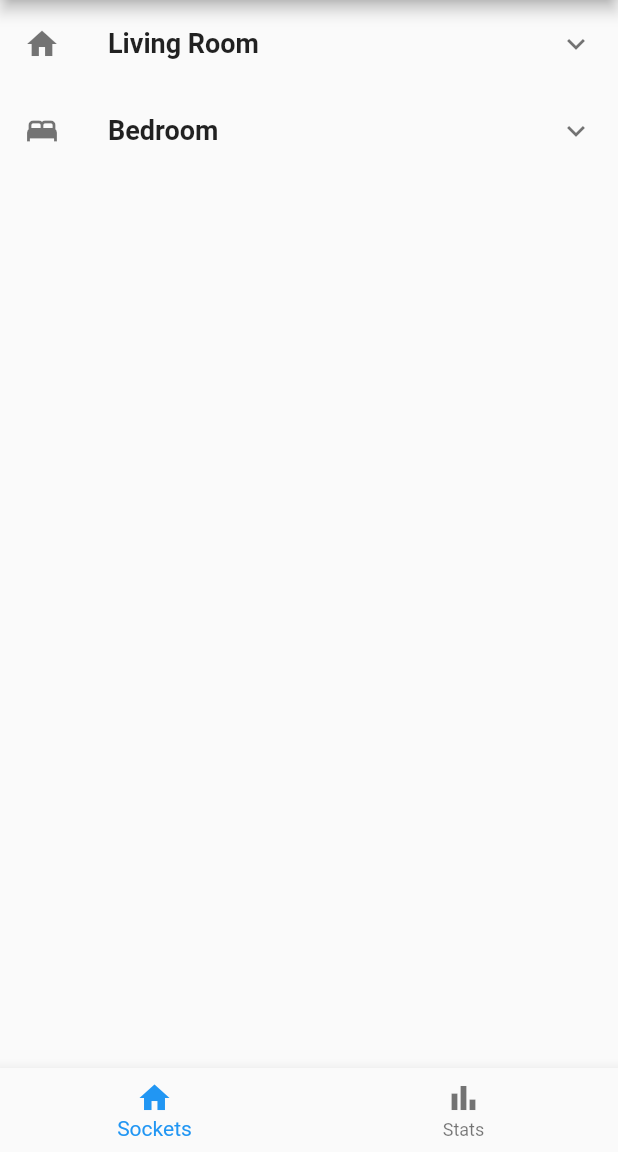
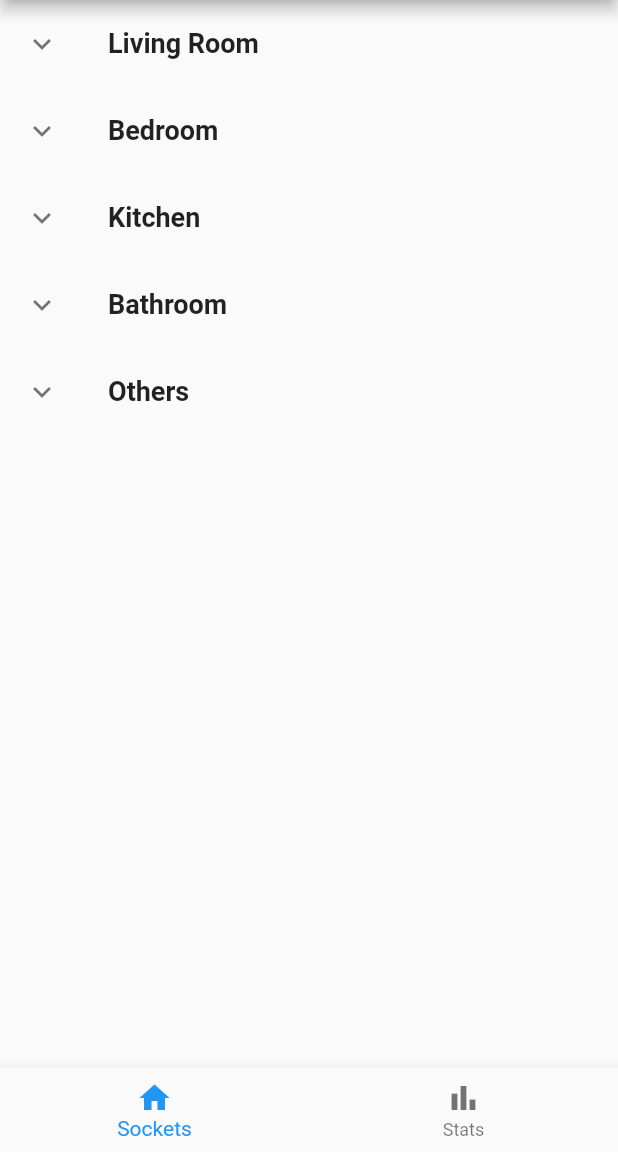
Before and after one commit to IoTPowerConsumptionAnalysisTeam/power_consumption_analyzer_frontend, a Flutter app: the screen it shows after launch, on a phone screen of 412 x 824 dp, the part 84-1236 px from its top. Run offline on Flutter 3.47's test engine with Material 2 defaults, Android fonts, the light colour scheme and no system bars; our stand-ins replace get_it.

Commit message:
feat: show all socket

```diff
--- a/lib/main.dart
+++ b/lib/main.dart
@@ -1,7 +1,15 @@
 import 'package:flutter/material.dart';
+import 'package:get_it/get_it.dart';
 import 'package:power_consumption_analyzer_frontend/login.dart';
+import 'package:power_consumption_analyzer_frontend/power_socket/power_socket.dart';
+import 'package:power_consumption_analyzer_frontend/power_socket/power_socket_category.dart';
+import 'package:power_consumption_analyzer_frontend/power_socket/power_socket_category_manager.dart';
+import 'package:power_consumption_analyzer_frontend/power_socket/power_socket_manager.dart';
 
 void main() {
+  GetIt.I.registerSingleton<PowerSocketCategoryManager>(
+      PowerSocketCategoryManager());
+  GetIt.I.registerSingleton<PowerSocketManager>(PowerSocketManager());
   runApp(const MyApp());
 }
 
@@ -81,11 +89,16 @@ class _MyHomePageState extends State<MyHomePage> {
   void initState() {
     super.initState();
     _widgetOptions = <Widget>[
-      ListView.builder(
-        itemCount: dataList.length,
-        itemBuilder: (context, index) {
-          Menu menu = Menu.fromJson(dataList[index]);
-          return _buildList(menu);
+      FutureBuilder(
+        future: PowerSocketCategoryManager.I.fetchAllCategory(),
+        builder: (context, snapshot) {
+          if (snapshot.connectionState == ConnectionState.done) {
+            return _buildPowerSocketList();
+          } else {
+            return const Center(
+              child: CircularProgressIndicator(),
+            );
+          }
         },
       ),
       Container(
@@ -207,25 +220,72 @@ class _MyHomePageState extends State<MyHomePage> {
     );
   }
 
-  Widget _buildList(Menu list) {
-    if (list.subMenu.isEmpty) {
-      return Builder(builder: (context) {
-        return ListTile(
-            // onTap: () => Navigator.push(
-            //     context,
-            //     MaterialPageRoute(
-            //         builder: (context) => SubCategory(list.name))),
-            leading: const SizedBox(),
-            title: Text(list.name));
-      });
-    }
+  Widget _buildPowerSocketList() {
+    return ListView.builder(
+      itemCount: PowerSocketCategoryManager.I.getAllCategory().length,
+      itemBuilder: (context, index) {
+        String categoryName =
+            PowerSocketCategoryManager.I.getAllCategoryList()[index].name;
+        return _buildExpansionTile(categoryName);
+      },
+    );
+  }
+
+  // Future<Widget> _buildList() async {
+  //   Map<String, PowerSocketCategory> powerSocketCategoryMap =
+  //       await PowerSocketCategoryManager.I.fetchAllCategory();
+  //   for (String categoryName in powerSocketCategoryMap.keys) {
+  //     await PowerSocketManager.I.fetchAllPowerSocket();
+  //     List<PowerSocket> powerSockets =
+  //         PowerSocketManager.I.getPowerSocketsByCategory(categoryName);
+  //     if (powerSockets.length > 0) {
+  //       return _buildExpansionTile(categoryName, powerSockets);
+  //     }
+  //   }
+  //   if (list.subMenu.isEmpty) {
+  //     return Builder(builder: (context) {
+  //       return ListTile(
+  //           // onTap: () => Navigator.push(
+  //           //     context,
+  //           //     MaterialPageRoute(
+  //           //         builder: (context) => SubCategory(list.name))),
+  //           leading: const SizedBox(),
+  //           title: Text(list.name));
+  //     });
+  //   }
+  //   return ExpansionTile(
+  //     leading: Icon(list.icon),
+  //     title: Text(
+  //       list.name,
+  //       style: const TextStyle(fontSize: 18, fontWeight: FontWeight.bold),
+  //     ),
+  //     children: list.subMenu.map(_buildList).toList(),
+  //   );
+  // }
+
+  ExpansionTile _buildExpansionTile(String categoryName) {
+    List<PowerSocket> powerSockets =
+        PowerSocketManager.I.getPowerSocketsByCategory(categoryName);
     return ExpansionTile(
-      leading: Icon(list.icon),
+      controlAffinity: ListTileControlAffinity.leading,
       title: Text(
-        list.name,
+        categoryName,
         style: const TextStyle(fontSize: 18, fontWeight: FontWeight.bold),
       ),
-      children: list.subMenu.map(_buildList).toList(),
+      children: powerSockets.map(_buildListTile).toList(),
+    );
+  }
+
+  ListTile _buildListTile(PowerSocket powerSocket) {
+    return ListTile(
+      // onTap: () => Navigator.push(
+      //     context,
+      //     MaterialPageRoute(
+      //         builder: (context) => PowerSocketDetail(powerSocket))),
+      leading: const SizedBox(),
+      title: Text(powerSocket.name ?? 'Unknown'),
+      // trailing: Text(powerSocket.power.toString()),
+      trailing: Text('0.00 W'),
     );
   }
 }
--- a/lib/power_socket/power_socket_category_manager.dart
+++ b/lib/power_socket/power_socket_category_manager.dart
@@ -27,6 +27,10 @@ class PowerSocketCategoryManager {
     return Map.unmodifiable(_categoryMap);
   }
 
+  List<PowerSocketCategory> getAllCategoryList() {
+    return _categoryMap.values.toList();
+  }
+
   PowerSocketCategory getCategoryByName(String name) {
     if (_categoryMap[name] == null) {
       addCategory(PowerSocketCategory(name: name));
--- a/lib/power_socket/power_socket_manager.dart
+++ b/lib/power_socket/power_socket_manager.dart
@@ -5,7 +5,7 @@ import 'package:power_consumption_analyzer_frontend/power_socket/power_socket_ca
 
 class PowerSocketManager {
   // ignore: non_constant_identifier_names
-  static Future<PowerSocketManager> get I async {
+  static PowerSocketManager get I {
     return GetIt.I<PowerSocketManager>();
   }
 
@@ -63,7 +63,7 @@ class PowerSocketManager {
     return _powerSocketMap[id]!;
   }
 
-  List<PowerSocket> getPowerSocketByCategory(String categoryName) {
+  List<PowerSocket> getPowerSocketsByCategory(String categoryName) {
     return _powerSocketMap.values
         .where((powerSocket) => powerSocket.category.name == categoryName)
         .toList();
```
